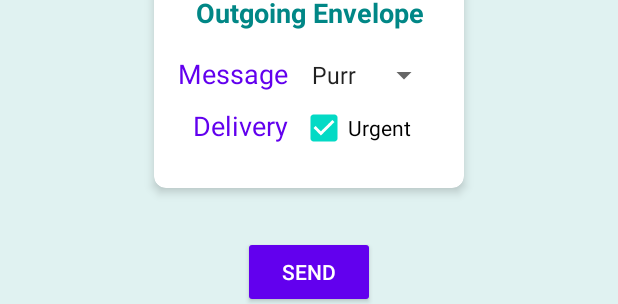
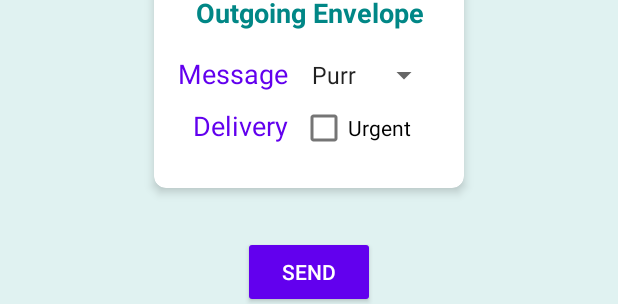
Before and after one commit to tetervak/KittyMessage7-Android, an Android app: the layout activity_input.xml on its own in the app's theme, with its tools: preview values and no code run, on a phone screen of 412 x 824 dp. Shown: the part 479-783 px from the top of the screen. Run offline under Robolectric (Android 15) with nearby library versions, the phone set to English and light mode, and no system bars.

```diff
--- a/app/src/main/res/layout/activity_input.xml
+++ b/app/src/main/res/layout/activity_input.xml
@@ -93,9 +93,8 @@
                         android:layout_width="wrap_content"
                         android:layout_height="wrap_content"
                         android:layout_marginStart="@dimen/small_margin"
-                        android:checked="true"
-                        android:text="@string/urgent"
-                        app:delivery="@={envelope.urgent}"/>
+                        android:checked="@={envelope.urgent}"
+                        android:text="@string/urgent"/>
                 </TableRow>
 
             </TableLayout>
```
Also changed, not shown: app/src/main/java/ca/tetervak/kittymessage7/InputAdapters.kt (+0 -22 lines).
